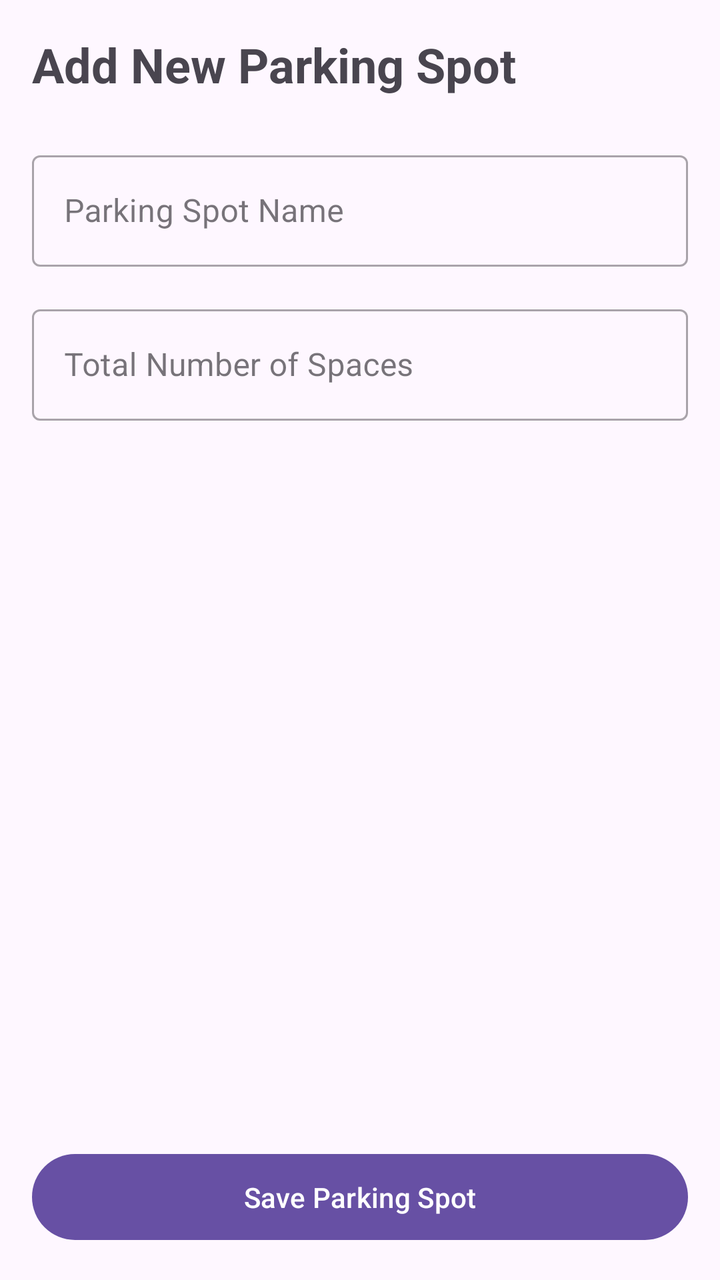
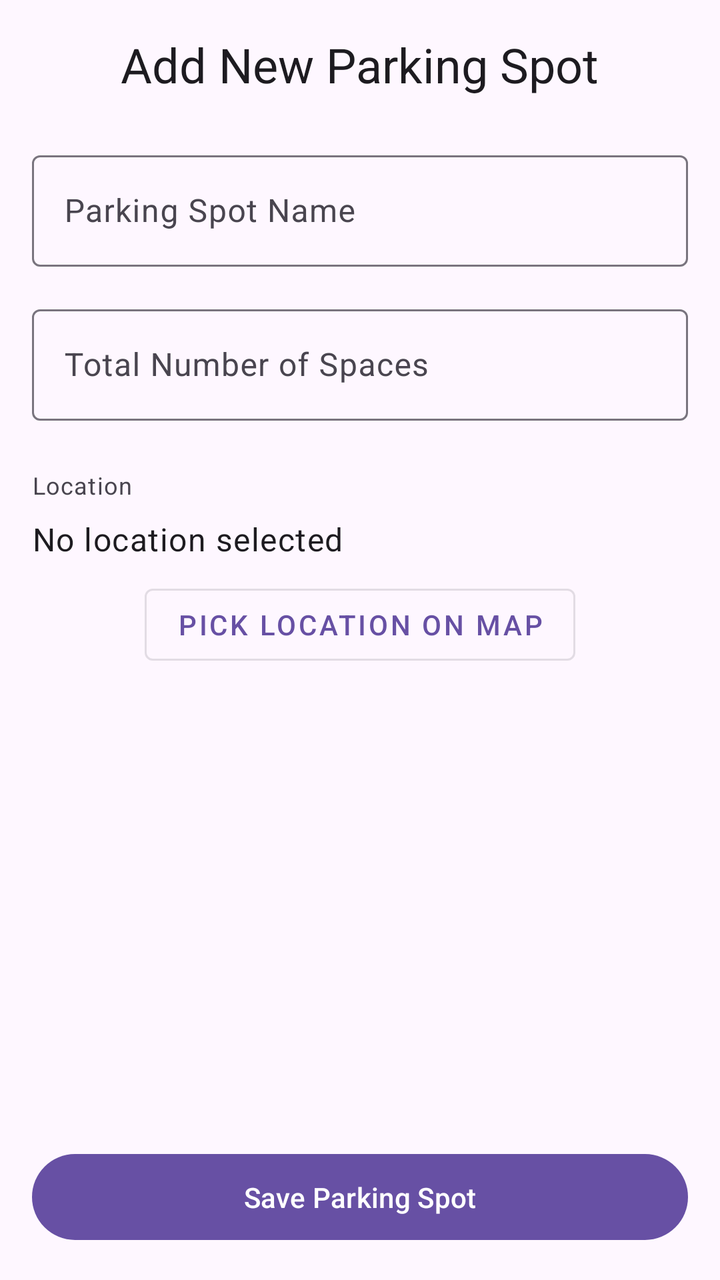

An Android layout rendered at two revisions. The XML below is the earlier revision; the diff shows what the commit changed to produce the second picture.
<!-- AndroidManifest.xml: application theme Theme.Sp_v1 -->
<!-- res/layout/activity_edit_spot.xml -->
<?xml version="1.0" encoding="utf-8"?>
<LinearLayout xmlns:android="http://schemas.android.com/apk/res/android"
    xmlns:app="http://schemas.android.com/apk/res-auto"
    xmlns:tools="http://schemas.android.com/tools"
    android:layout_width="match_parent"
    android:layout_height="match_parent"
    android:orientation="vertical"
    android:padding="16dp"
    tools:context=".ui.EditSpotActivity">

    <TextView
        android:id="@+id/edit_spot_title"
        android:layout_width="wrap_content"
        android:layout_height="wrap_content"
        android:text="Add New Parking Spot"
        android:textSize="24sp"
        android:textStyle="bold"
        android:layout_marginBottom="24dp"/>

    <com.google.android.material.textfield.TextInputLayout
        android:layout_width="match_parent"
        android:layout_height="wrap_content"
        style="@style/Widget.MaterialComponents.TextInputLayout.OutlinedBox">

        <com.google.android.material.textfield.TextInputEditText
            android:id="@+id/spot_name_edit_text"
            android:layout_width="match_parent"
            android:layout_height="wrap_content"
            android:hint="Parking Spot Name"
            android:inputType="textCapWords"/>
    </com.google.android.material.textfield.TextInputLayout>

    <com.google.android.material.textfield.TextInputLayout
        android:layout_width="match_parent"
        android:layout_height="wrap_content"
        android:layout_marginTop="16dp"
        style="@style/Widget.MaterialComponents.TextInputLayout.OutlinedBox">

        <com.google.android.material.textfield.TextInputEditText
            android:id="@+id/total_spaces_edit_text"
            android:layout_width="match_parent"
            android:layout_height="wrap_content"
            android:hint="Total Number of Spaces"
            android:inputType="number"/>
    </com.google.android.material.textfield.TextInputLayout>

    <View
        android:layout_width="0dp"
        android:layout_height="0dp"
        android:layout_weight="1" />

    <com.google.android.material.button.MaterialButton
        android:id="@+id/save_spot_button"
        android:layout_width="match_parent"
        android:layout_height="wrap_content"
        android:text="Save Parking Spot"
        android:padding="12dp"/>

</LinearLayout>
<!-- resources referenced by this layout -->
<resources>
  <style name="Theme.Sp_v1" parent="Base.Theme.Sp_v1" />
  <style name="Base.Theme.Sp_v1" parent="Theme.Material3.DayNight.NoActionBar">
          
          
      </style>
</resources>

<!-- the commit's change to res/layout/activity_edit_spot.xml (unified diff, before → after) -->
@@ -12,37 +12,58 @@
         android:id="@+id/edit_spot_title"
         android:layout_width="wrap_content"
         android:layout_height="wrap_content"
+        android:layout_gravity="center"
+        android:layout_marginBottom="24dp"
         android:text="Add New Parking Spot"
-        android:textSize="24sp"
-        android:textStyle="bold"
-        android:layout_marginBottom="24dp"/>
+        android:textAppearance="@style/TextAppearance.MaterialComponents.Headline5" />
 
     <com.google.android.material.textfield.TextInputLayout
         android:layout_width="match_parent"
         android:layout_height="wrap_content"
-        style="@style/Widget.MaterialComponents.TextInputLayout.OutlinedBox">
+        android:layout_marginBottom="16dp">
 
         <com.google.android.material.textfield.TextInputEditText
             android:id="@+id/spot_name_edit_text"
             android:layout_width="match_parent"
             android:layout_height="wrap_content"
-            android:hint="Parking Spot Name"
-            android:inputType="textCapWords"/>
+            android:hint="Parking Spot Name" />
     </com.google.android.material.textfield.TextInputLayout>
 
     <com.google.android.material.textfield.TextInputLayout
         android:layout_width="match_parent"
         android:layout_height="wrap_content"
-        android:layout_marginTop="16dp"
-        style="@style/Widget.MaterialComponents.TextInputLayout.OutlinedBox">
+        android:layout_marginBottom="24dp">
 
         <com.google.android.material.textfield.TextInputEditText
             android:id="@+id/total_spaces_edit_text"
             android:layout_width="match_parent"
             android:layout_height="wrap_content"
             android:hint="Total Number of Spaces"
-            android:inputType="number"/>
+            android:inputType="number" />
     </com.google.android.material.textfield.TextInputLayout>
+
+    <TextView
+        android:layout_width="wrap_content"
+        android:layout_height="wrap_content"
+        android:text="Location"
+        android:textAppearance="@style/TextAppearance.MaterialComponents.Caption" />
+
+    <TextView
+        android:id="@+id/location_text_view"
+        android:layout_width="match_parent"
+        android:layout_height="wrap_content"
+        android:paddingTop="8dp"
+        android:paddingBottom="8dp"
+        android:text="No location selected"
+        android:textAppearance="@style/TextAppearance.MaterialComponents.Body1" />
+
+    <com.google.android.material.button.MaterialButton
+        android:id="@+id/pick_location_button"
+        style="@style/Widget.MaterialComponents.Button.OutlinedButton"
+        android:layout_width="wrap_content"
+        android:layout_height="wrap_content"
+        android:layout_gravity="center_horizontal"
+        android:text="Pick Location on Map" />
 
     <View
         android:layout_width="0dp"
@@ -53,7 +74,7 @@
         android:id="@+id/save_spot_button"
         android:layout_width="match_parent"
         android:layout_height="wrap_content"
-        android:text="Save Parking Spot"
-        android:padding="12dp"/>
+        android:padding="12dp"
+        android:text="Save Parking Spot" />
 
 </LinearLayout>
